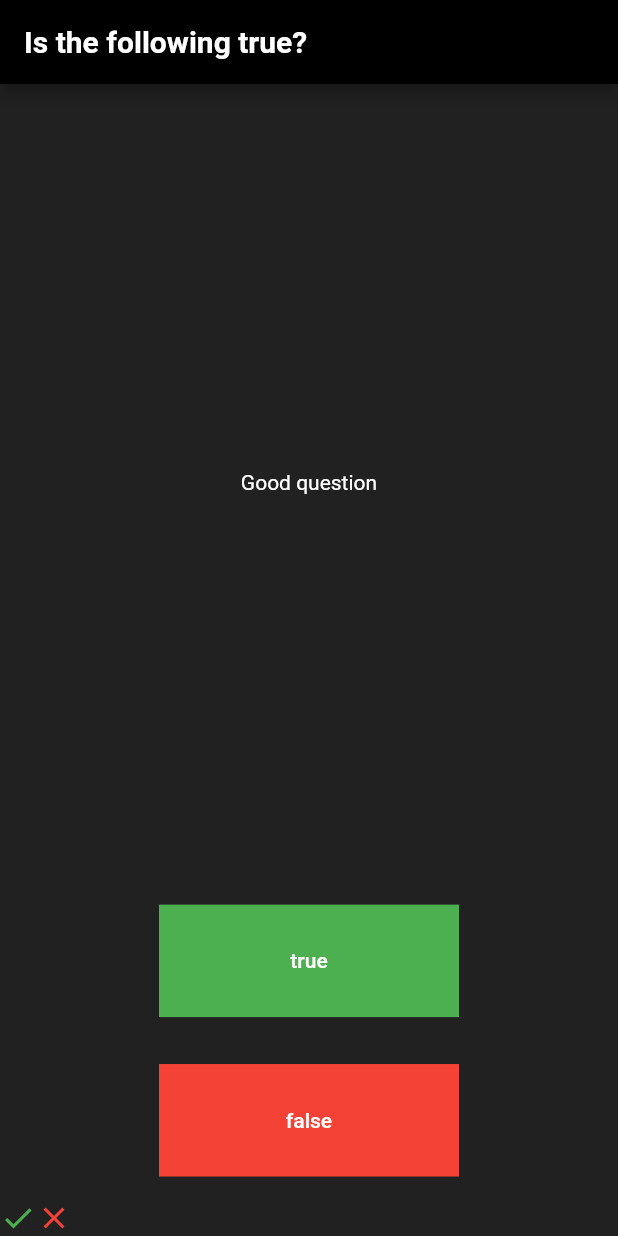
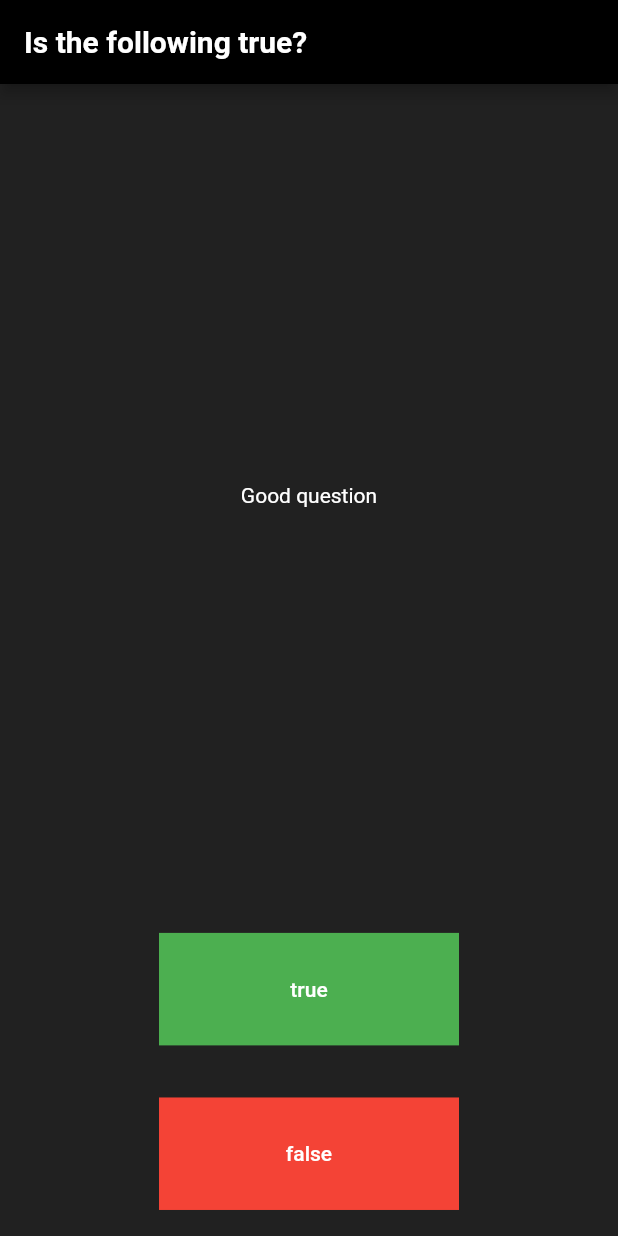
Before and after one commit to He-Martijn/scorekeeper, a Flutter app: the screen it shows after launch, on a phone screen of 412 x 824 dp. Run offline on Flutter 3.47's test engine with Material 2 defaults, Android fonts, the phone set to English and light mode, and no system bars; missing offline and left inert: dart:ffi.

Commit message:
Put the children of the row in a separate list named scoreKeeper

```diff
--- a/lib/main.dart
+++ b/lib/main.dart
@@ -37,6 +37,8 @@ class MyBodyApp extends StatefulWidget {
 }
 
 class _MyBodyAppState extends State<MyBodyApp> {
+
+  List <Icon> scoreKeeper = [];
   @override
   Widget build(BuildContext context) {
     return Container(
@@ -61,6 +63,9 @@ class _MyBodyAppState extends State<MyBodyApp> {
               child: TextButton(
                 onPressed: (){
                   print('true is pressed');
+                  setState(() {
+                    scoreKeeper.add(Icon(Icons.check, color: Colors.green,),);
+                  });
                 },
                 child: Container(
                   width: 200.0,
@@ -80,6 +85,9 @@ class _MyBodyAppState extends State<MyBodyApp> {
             child: TextButton(
               onPressed: (){
                 print('false is pressed');
+                setState(() {
+                  scoreKeeper.add(Icon(Icons.close,color: Colors.red,),);
+                });
               },
               child: Container(
                 width: 200.0,
@@ -94,12 +102,7 @@ class _MyBodyAppState extends State<MyBodyApp> {
               ),
             ),
           ),
-          Row(
-            children: [
-              Icon(Icons.check,color: Colors.green,),
-              Icon(Icons.close,color: Colors.red,),
-            ],
-          )
+          Row (children: scoreKeeper),
         ],
       )
     );
```
